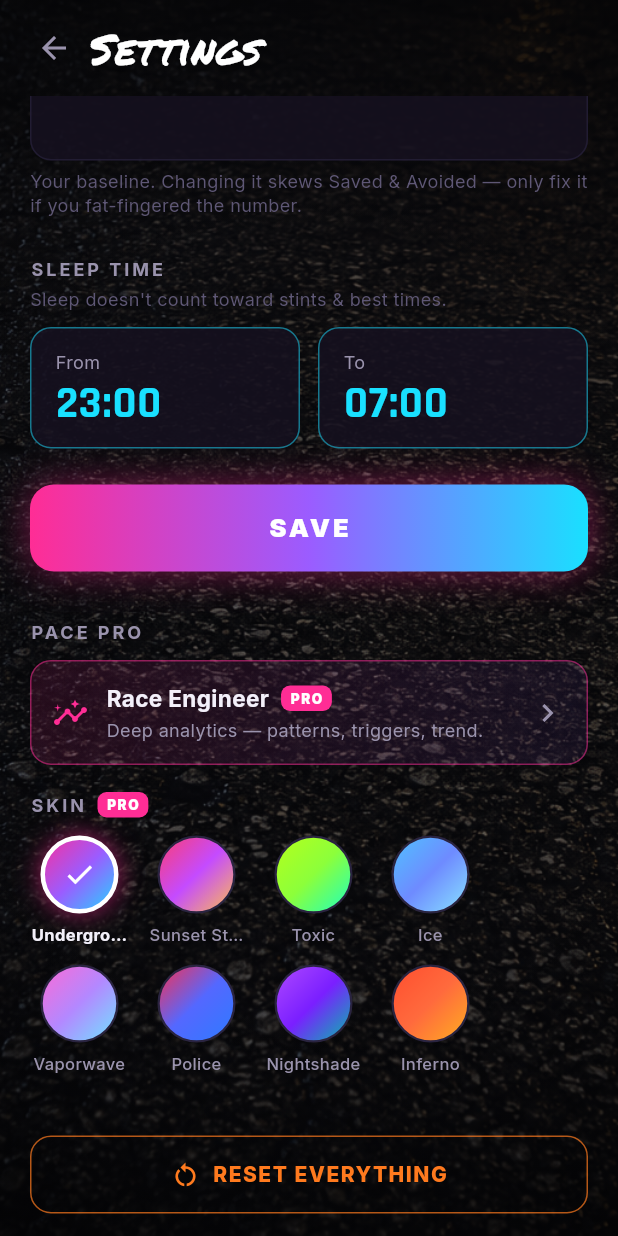
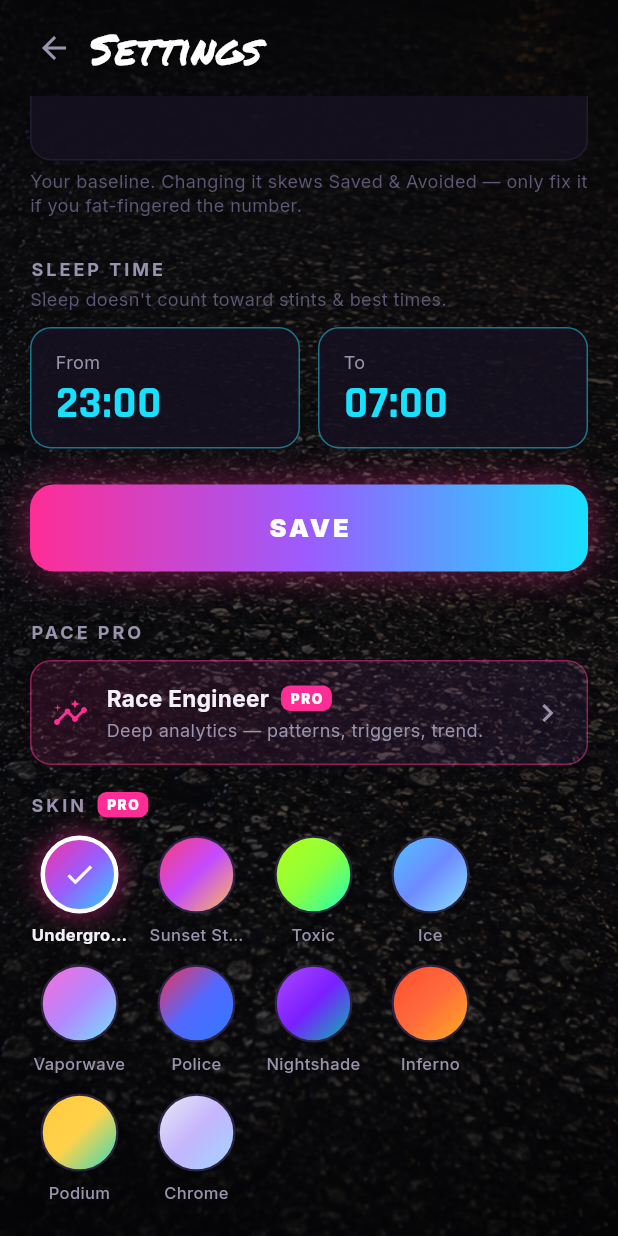
Before and after one commit to marcelgast/paceapp, a Flutter app: the SettingsScreen screen opened directly, scrolled down 346 dp, on a phone screen of 412 x 824 dp. Run offline on Flutter 3.47's test engine with Material 3 defaults, Android fonts, the phone set to English and light mode, and no system bars; our stand-ins replace confetti, drift, flutter_animate, flutter_local_notifications, flutter_riverpod, flutter_timezone and 3 more; missing offline and left inert: home_widget; accounts and stored records are empty; generated files the repository leaves out were written again.

Commit message:
skins: podium (gold) + chrome (silbrig) ergaenzen (jetzt 10)

```diff
--- a/lib/theme/skin.dart
+++ b/lib/theme/skin.dart
@@ -97,6 +97,24 @@ class Skin {
       orange: Color(0xFFFF2A1A), // deep red
       lime: Color(0xFFFFD23B), // flame yellow
     ),
+    Skin(
+      id: 'podium',
+      name: 'Podium',
+      magenta: Color(0xFFFFC93C), // champagne gold
+      cyan: Color(0xFF2BD9C0), // teal pop
+      purple: Color(0xFFFFD24B),
+      orange: Color(0xFFFF9E2C),
+      lime: Color(0xFFFFE45C),
+    ),
+    Skin(
+      id: 'chrome',
+      name: 'Chrome',
+      magenta: Color(0xFFE8ECF5), // chrome white
+      cyan: Color(0xFF9FD8FF), // icy
+      purple: Color(0xFFC4B5FD), // soft lilac
+      orange: Color(0xFFFF5C7A), // warm pop
+      lime: Color(0xFFA0FFC8), // mint
+    ),
   ];
 
   static Skin byId(String? id) =>
```
